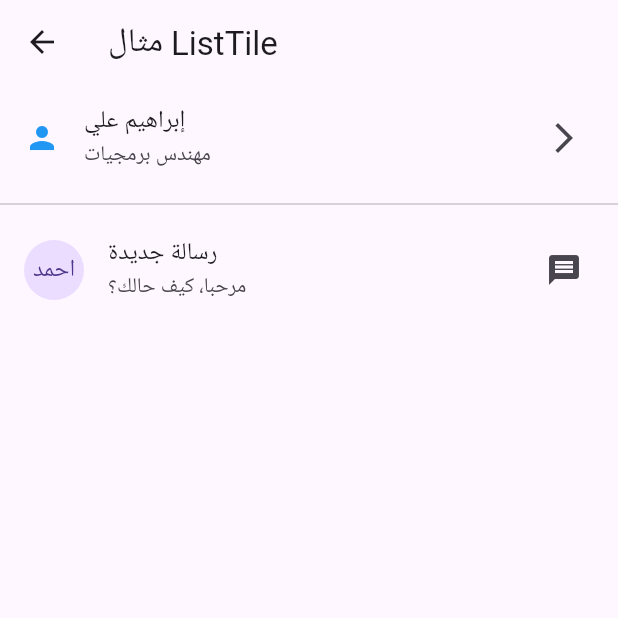
After one commit to ibrahim3ali/widget_flutter, a Flutter app: the ListTileEx screen opened directly, on a phone screen of 412 x 824 dp, the top half of it. The commit adds this screen. Run offline on Flutter 3.47's test engine with Material 3 defaults, Android fonts, the phone set to English and light mode, and no system bars.

```diff
--- /dev/null
+++ b/lib/widget/list_tile_ex.dart
@@ -0,0 +1,81 @@
+import 'package:flutter/material.dart';
+
+class ListTileEx extends StatefulWidget {
+  const ListTileEx({super.key});
+
+  @override
+  State<ListTileEx> createState() => _ListTileExState();
+}
+
+class _ListTileExState extends State<ListTileEx> {
+  List<Person> people = [
+    Person(name: 'إبراهيم علي', subtitle: 'مبرمج Flutter'),
+    Person(name: 'سارة أحمد', subtitle: 'مديرة مشاريع'),
+    Person(name: 'محمد حسن', subtitle: 'مصمم واجهات'),
+  ];
+  Set<int> addedIndexes = {}; // بتخزن الأشخاص المضافين
+  @override
+  Widget build(BuildContext context) {
+    return Scaffold(
+      appBar: AppBar(title: Text('مثال ListTile')),
+      body: ListView(
+        children: [
+          ListTile(
+            leading: Icon(Icons.person, color: Colors.blue),
+            title: Text('إبراهيم علي'),
+            subtitle: Text('مهندس برمجيات'),
+            trailing: Icon(Icons.arrow_forward_ios),
+            onTap: () {
+              ScaffoldMessenger.of(
+                context,
+              ).showSnackBar(SnackBar(content: Text('تم اختيار إبراهيم')));
+            },
+          ),
+          Divider(),
+          ListTile(
+            leading: CircleAvatar(child: Text('احمد')),
+            title: Text('رسالة جديدة'),
+            subtitle: Text('مرحبا، كيف حالك؟'),
+            trailing: Icon(Icons.message),
+          ),
+        ],
+      ),
+    );
+    return Scaffold(
+      appBar: AppBar(title: Text('قائمة الأشخاص')),
+      body: ListView.builder(
+        itemCount: people.length,
+        itemBuilder: (context, index) {
+          final person = people[index];
+          final isAdded = addedIndexes.contains(index);
+          return ListTile(
+            leading: CircleAvatar(child: Text(person.name[0])),
+            title: Text(person.name),
+            subtitle: Text(person.subtitle),
+            trailing: ElevatedButton(
+              onPressed: () {
+                setState(() {
+                  if (isAdded)
+                    addedIndexes.remove(index);
+                  else
+                    addedIndexes.add(index);
+                });
+              },
+              style: ElevatedButton.styleFrom(
+                backgroundColor: isAdded ? Colors.grey : Colors.blue,
+              ),
+              child: Text(isAdded ? 'تمت الإضافة' : 'إضافة'),
+            ),
+          );
+        },
+      ),
+    );
+  }
+}
+
+class Person {
+  final String name;
+  final String subtitle;
+
+  Person({required this.name, required this.subtitle});
+}
```
Also changed, not shown: lib/main.dart (+8 -3 lines), lib/widget/what_you_do_expanded_in_flutter.dart (added, +41 -0 lines).
